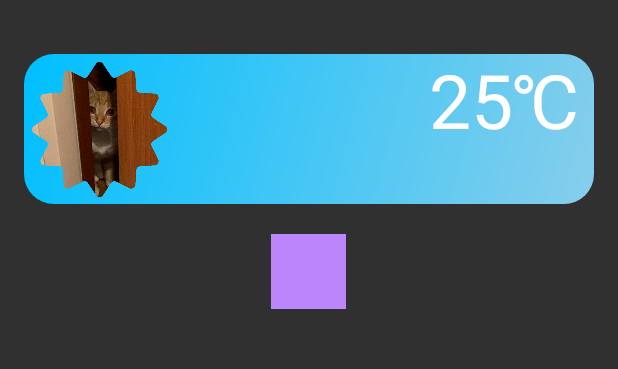
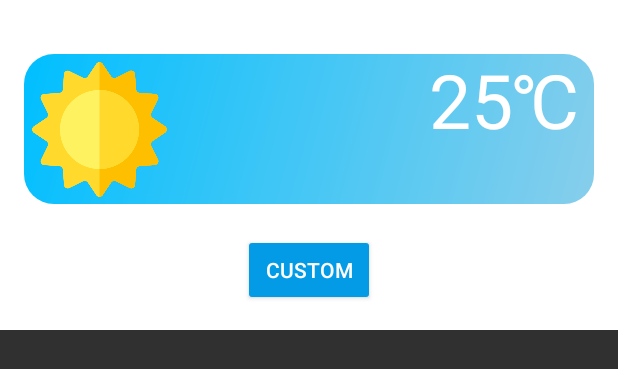
Before and after one commit to Mihail-Larionow/Weather-Widget, an Android app: the layout weather_widget_configure.xml on its own in the app's theme, with its tools: preview values and no code run, on a phone screen of 412 x 824 dp. Shown: the top 369 px of the screen. Run offline under Robolectric (Android 15) with nearby library versions, the phone set to English and light mode, and no system bars; network calls fail.

Commit message:
Features update

```diff
--- a/app/src/main/java/com/michel/weatherwidget/MainActivity.kt
+++ b/app/src/main/java/com/michel/weatherwidget/MainActivity.kt
@@ -1,9 +1,7 @@
 package com.michel.weatherwidget
 
-import android.content.Intent
 import android.graphics.drawable.GradientDrawable
 import android.os.Bundle
-import android.provider.MediaStore
 import android.widget.ImageView
 import android.widget.TextView
 import androidx.appcompat.app.AppCompatActivity
--- a/app/src/main/java/com/michel/weatherwidget/WeatherWidgetConfigureActivity.kt
+++ b/app/src/main/java/com/michel/weatherwidget/WeatherWidgetConfigureActivity.kt
@@ -5,7 +5,7 @@ import android.appwidget.AppWidgetManager
 import android.content.Context
 import android.content.Intent
 import android.os.Bundle
-import android.widget.ImageView
+import android.view.View
 import com.michel.weatherwidget.databinding.WeatherWidgetConfigureBinding
 import com.michel.weatherwidget.ui.WeatherView
 
@@ -14,7 +14,6 @@ import com.michel.weatherwidget.ui.WeatherView
  */
 class WeatherWidgetConfigureActivity : Activity() {
     private var appWidgetId = AppWidgetManager.INVALID_APPWIDGET_ID
-    private lateinit var weatherWidgetView: WeatherWidgetView
 
     private lateinit var binding: WeatherWidgetConfigureBinding
 
@@ -66,7 +65,7 @@ class WeatherWidgetConfigureActivity : Activity() {
         }
     }
 
-    private fun onClick(view: ImageView){
+    private fun onClick(view: View){
         view.setOnClickListener {
             intent = Intent(Intent.ACTION_PICK)
             intent.type = "image/*"
--- a/app/src/main/java/com/michel/weatherwidget/WeatherWidgetView.kt
+++ b/app/src/main/java/com/michel/weatherwidget/WeatherWidgetView.kt
@@ -29,7 +29,6 @@ class WeatherWidgetView (private val context: Context){
     private val backgroundPaint = Paint(Paint.ANTI_ALIAS_FLAG)
     private lateinit var resultBitmap: Bitmap
     private var weatherAPI: WeatherAPI
-    private var theme = 0
     private lateinit var weatherBitmap: Bitmap
     private lateinit var iconBitmap: Bitmap
 
@@ -50,7 +49,6 @@ class WeatherWidgetView (private val context: Context){
     fun getWeather(){
         runBlocking {
             val response = weatherAPI.getProduct("weather?q=$cityName&appid=$key")
-            println(response.toString())
             weather = response.weather[0]["main"].toString()
             temperature = (response.main["temp"]?.minus(273.15))!!.toInt()
             perceivedTemperature = (response.main["feels_like"]?.minus(273.15))!!.toInt()
@@ -63,7 +61,7 @@ class WeatherWidgetView (private val context: Context){
     }
 
     fun setTheme(drawableId: Int){
-        themeImage = if(drawableId == null) null
+        themeImage = if(drawableId == 0) null
         else ResourcesCompat.getDrawable(context.resources, drawableId, null)
     }
 
--- a/app/src/main/java/com/michel/weatherwidget/ui/WeatherView.kt
+++ b/app/src/main/java/com/michel/weatherwidget/ui/WeatherView.kt
@@ -15,13 +15,12 @@ class WeatherView @JvmOverloads constructor(
 ): AppCompatImageView(context, attrs, defStyleAttribute){
 
     companion object{
-        private const val DEFAULT_THEME = 0
         private const val DEFAULT_WIDTH = 40
         private const val DEFAULT_BORDER_WIDTH = 0
         private const val DEFAULT_CORNER_RADIUS = 20
     }
 
-    private var weatherTheme = DEFAULT_THEME
+    private var weatherTheme = 0
     private var cornerRadius = 0f
     private var borderWidth = 0f
     private var backgroundImageSize = 0
@@ -33,7 +32,7 @@ class WeatherView @JvmOverloads constructor(
             val ta = context.obtainStyledAttributes(attrs, R.styleable.WeatherView)
             weatherTheme = ta.getResourceId(
                 R.styleable.WeatherView_weather_theme,
-                DEFAULT_THEME
+                0
             )
 
             borderWidth = ta.getDimension(
--- a/app/src/main/res/layout/weather_widget_configure.xml
+++ b/app/src/main/res/layout/weather_widget_configure.xml
@@ -4,21 +4,22 @@
     android:layout_width="match_parent"
     android:layout_height="wrap_content"
     android:orientation="vertical"
-    android:padding="16dp">
+    android:padding="16dp"
+    android:background="@color/white">
 
     <com.michel.weatherwidget.ui.WeatherView
         android:id="@+id/noTheme"
-        app:weather_theme="@drawable/yuppie"
         android:layout_width="match_parent"
         android:layout_height="100dp"
         android:layout_marginTop="20dp" />
 
-    <ImageView
+    <Button
         android:id="@+id/addButton"
-        android:background="@color/purple_200"
-        android:layout_width="50dp"
-        android:layout_height="50dp"
+        android:layout_width="wrap_content"
+        android:layout_height="wrap_content"
         android:layout_gravity="center"
+        android:text="CUSTOM"
+        android:backgroundTint="@color/light_blue_600"
         android:layout_marginTop="20dp" />
 
 
--- a/app/src/main/res/xml/weather_widget_info.xml
+++ b/app/src/main/res/xml/weather_widget_info.xml
@@ -4,8 +4,8 @@
     android:description="@string/app_widget_description"
     android:initialKeyguardLayout="@layout/weather_widget"
     android:initialLayout="@layout/weather_widget"
-    android:minWidth="330dp"
-    android:minHeight="55dp"
+    android:minWidth="300dp"
+    android:minHeight="50dp"
     android:previewImage="@drawable/example_appwidget_preview"
     android:previewLayout="@layout/weather_widget"
     android:resizeMode="horizontal|vertical"
```
